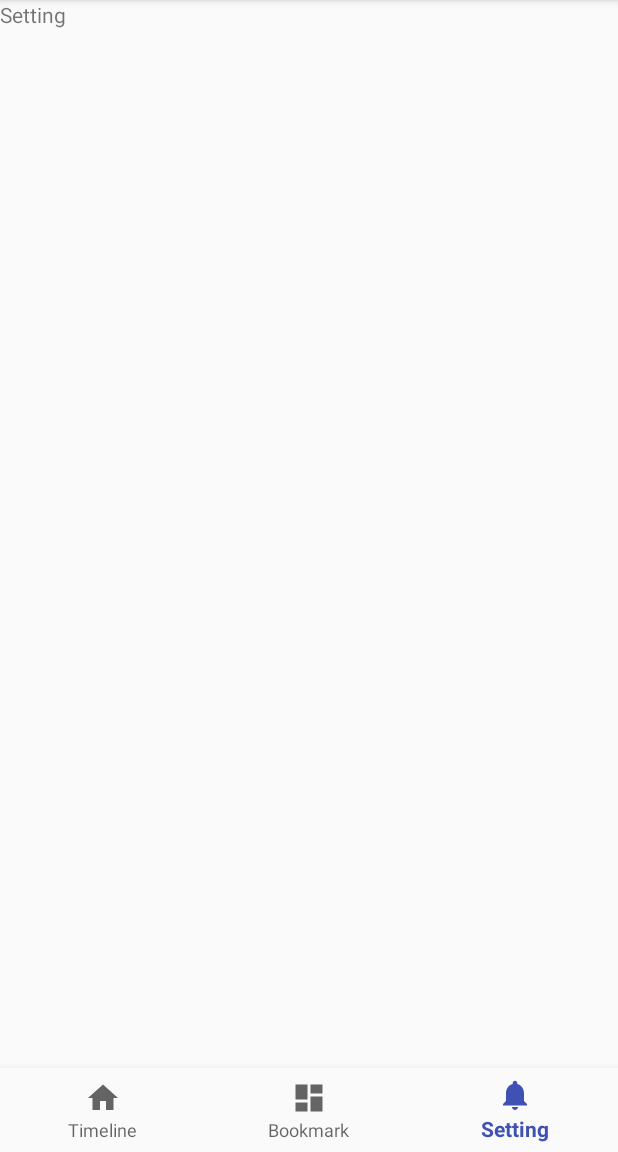
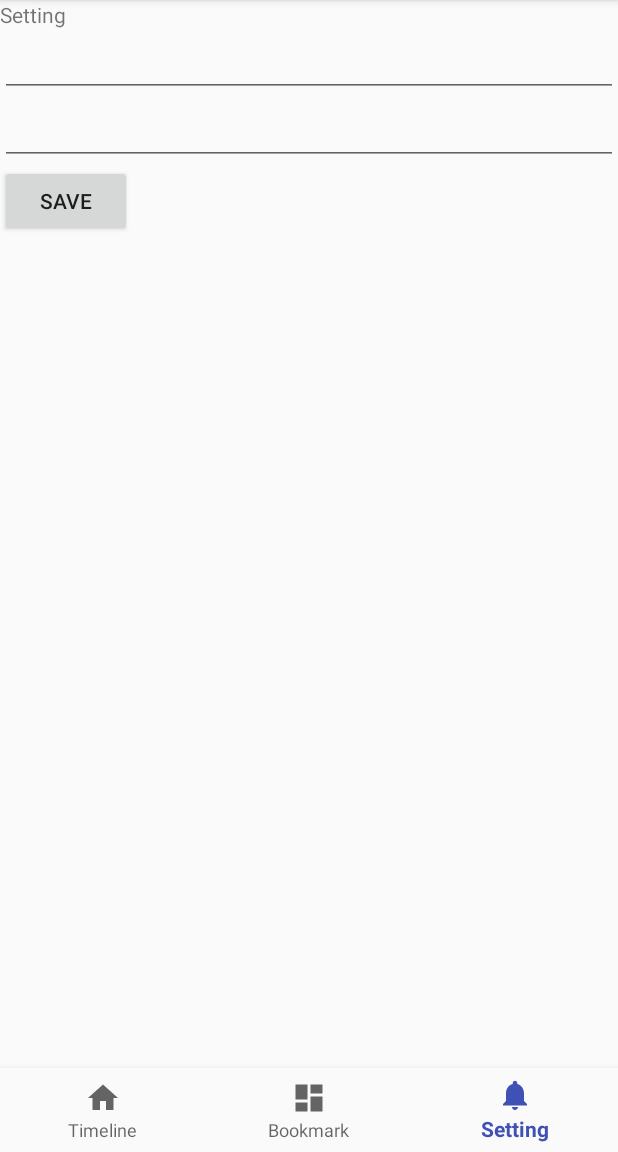
Before and after one commit to 1000ch/PinFeed.apk, an Android app: the screen it shows after launch (MainActivity), item 3 of the bottom bar chosen, on a phone screen of 412 x 824 dp, the part 84-1236 px from its top. Run offline under Robolectric (Android 15) with nearby library versions, the phone set to English and light mode, and no system bars.

Commit message:
Base implement setting fragment

```diff
--- a/app/src/main/java/com/shogosensui/pinfeed/SettingFragment.kt
+++ b/app/src/main/java/com/shogosensui/pinfeed/SettingFragment.kt
@@ -1,19 +1,49 @@
 package com.shogosensui.pinfeed
 
 import android.app.Fragment
+import android.content.Context
+import android.content.SharedPreferences
 import android.os.Bundle
 import android.view.LayoutInflater
 import android.view.View
 import android.view.ViewGroup
+import android.widget.Button
+import android.widget.EditText
 
 class SettingFragment : Fragment() {
+    lateinit var setting: SharedPreferences
+    lateinit var userIdText: EditText
+    lateinit var passwordText: EditText
+    lateinit var saveButton: Button
+
     companion object {
-        fun getInstance() : BookmarkListFragment {
-            return BookmarkListFragment()
+        fun getInstance() : SettingFragment {
+            return SettingFragment()
         }
     }
 
-    override fun onCreateView(inflater: LayoutInflater?, container: ViewGroup?, savedInstanceState: Bundle?): View {
-        return inflater!!.inflate(R.layout.setting, container, false)
+    override fun onCreate(savedInstanceState: Bundle?) {
+        super.onCreate(savedInstanceState)
+        setting = context.getSharedPreferences(getString(R.string.setting_pinboard), Context.MODE_PRIVATE)
+    }
+
+    override fun onCreateView(inflater: LayoutInflater, container: ViewGroup?, savedInstanceState: Bundle?): View {
+        return inflater.inflate(R.layout.setting, container, false)
+    }
+
+    override fun onViewCreated(view: View, savedInstanceState: Bundle?) {
+        super.onViewCreated(view, savedInstanceState)
+        userIdText = view.findViewById(R.id.pinboard_user_id)
+        passwordText = view.findViewById(R.id.pinboard_password)
+        saveButton = view.findViewById(R.id.save)
+
+        userIdText.setText(setting.getString(getString(R.string.setting_user_id), ""))
+        passwordText.setText(setting.getString(getString(R.string.setting_password), ""))
+        saveButton.setOnClickListener {
+            var edit = setting.edit()
+            edit.putString(getString(R.string.setting_user_id), userIdText.text.toString())
+            edit.putString(getString(R.string.setting_password), passwordText.text.toString())
+            edit.commit()
+        }
     }
 }
--- a/app/src/main/res/layout/setting.xml
+++ b/app/src/main/res/layout/setting.xml
@@ -2,10 +2,26 @@
     xmlns:android="http://schemas.android.com/apk/res/android"
     android:id="@+id/setting"
     android:layout_height="match_parent"
-    android:layout_width="match_parent">
+    android:layout_width="match_parent"
+    android:orientation="vertical">
     <TextView
         android:layout_width="wrap_content"
         android:layout_height="wrap_content"
         android:textAlignment="center"
         android:text="Setting"/>
+    <EditText
+        android:id="@+id/pinboard_user_id"
+        android:layout_width="fill_parent"
+        android:layout_height="wrap_content"
+        android:inputType="text" />
+    <EditText
+        android:id="@+id/pinboard_password"
+        android:layout_width="fill_parent"
+        android:layout_height="wrap_content"
+        android:inputType="textPassword" />
+    <Button
+        android:id="@+id/save"
+        android:layout_width="wrap_content"
+        android:layout_height="wrap_content"
+        android:text="Save" />
 </LinearLayout>
--- a/app/src/main/res/values/strings.xml
+++ b/app/src/main/res/values/strings.xml
@@ -3,4 +3,7 @@
     <string name="title_timeline">Timeline</string>
     <string name="title_bookmark">Bookmark</string>
     <string name="title_setting">Setting</string>
+    <string name="setting_pinboard">setting_pinboard</string>
+    <string name="setting_user_id">setting_user_id</string>
+    <string name="setting_password">setting_password</string>
 </resources>
```
